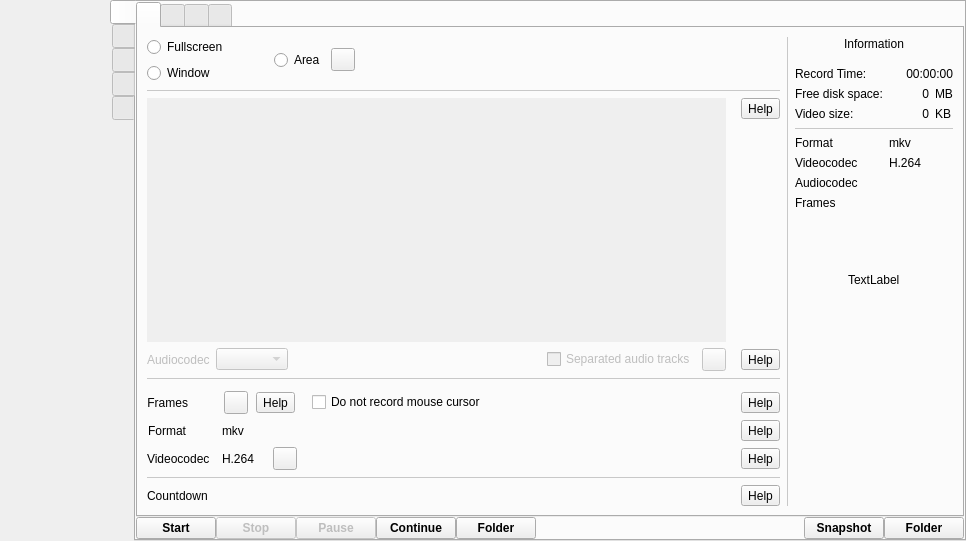
This is src/wayland/formMainWindow_wl.ui in vkohaupt/vokoscreenNG as Qt 5 draws it before an edit. The edited form follows.
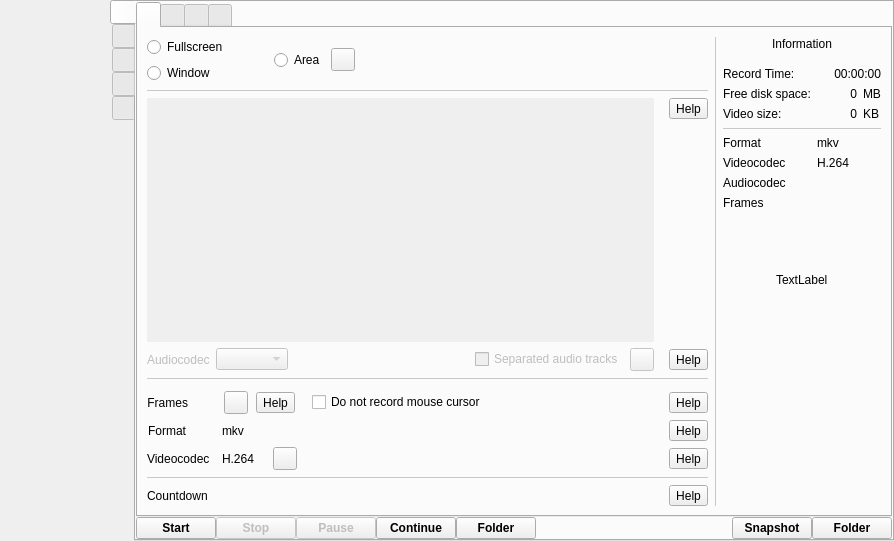
This is the edited form. Icons and pictures are not drawn.

```diff
--- a/src/wayland/formMainWindow_wl.ui
+++ b/src/wayland/formMainWindow_wl.ui
@@ -6,7 +6,7 @@
    <rect>
     <x>0</x>
     <y>0</y>
-    <width>966</width>
+    <width>894</width>
     <height>541</height>
    </rect>
   </property>
@@ -461,7 +461,7 @@
                          <rect>
                           <x>0</x>
                           <y>0</y>
-                          <width>517</width>
+                          <width>445</width>
                           <height>93</height>
                          </rect>
                         </property>
```
Left out of the diff: 4 changed lines with no effect on the pictures.
